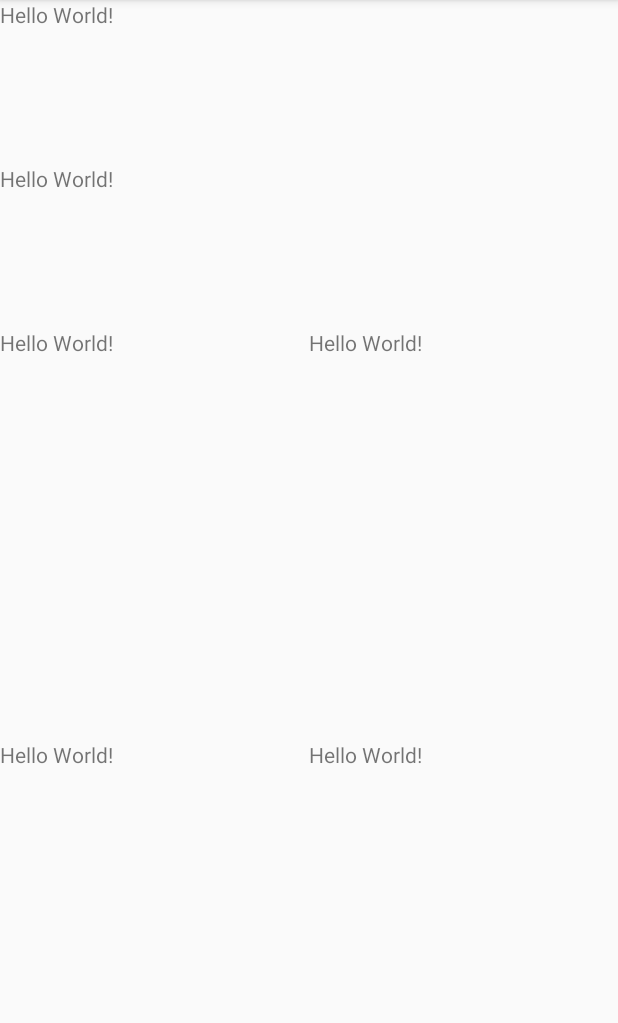
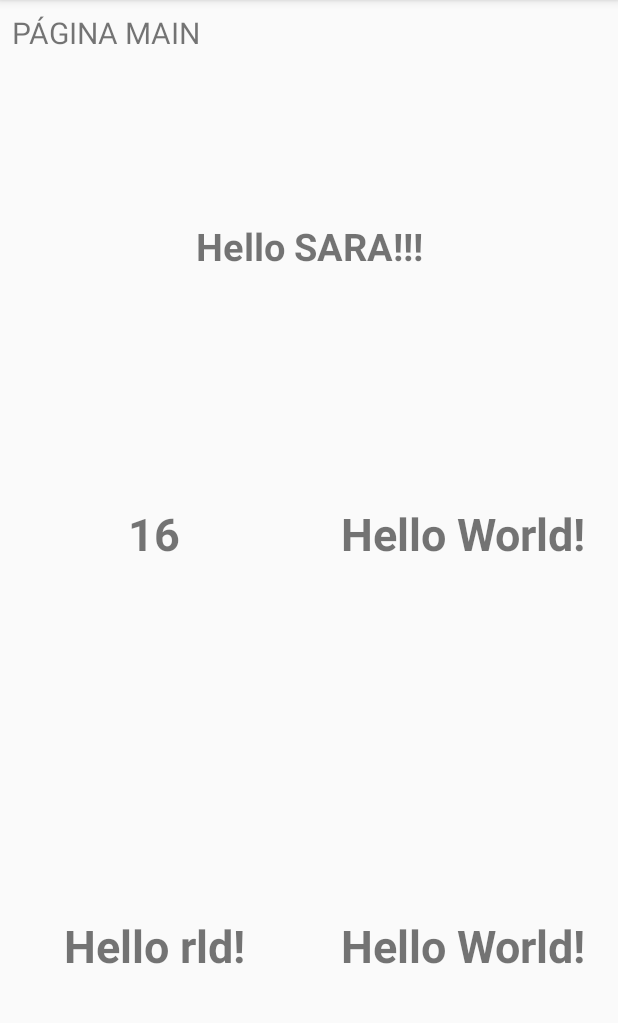
Before and after one commit to sasaCas/AppPARA, an Android app: the screen it shows after launch (MainActivity), on a phone screen of 412 x 824 dp, the part 84-1107 px from its top. Run offline under Robolectric (Android 15) with nearby library versions, the phone set to English and light mode, and no system bars.

Commit message:
LayoutMAIN - FINALIZADO

```diff
--- a/app/src/main/res/layout/activity_main.xml
+++ b/app/src/main/res/layout/activity_main.xml
@@ -8,18 +8,6 @@
     tools:context="com.example.mac.apppara.MainActivity">
 
 
-
-    <LinearLayout
-        android:layout_width="match_parent"
-        android:layout_height="0dp"
-        android:layout_weight="1"
-        android:orientation="vertical">
-        <TextView
-            android:layout_width="match_parent"
-            android:layout_height="match_parent"
-            android:text="Hello World!"/>
-    </LinearLayout>
-
     <LinearLayout
         android:layout_width="match_parent"
         android:layout_height="0dp"
@@ -29,7 +17,28 @@
         <TextView
             android:layout_width="match_parent"
             android:layout_height="match_parent"
-            android:text="Hello World!"/>
+            android:textSize="20sp"
+            android:text="PÁGINA MAIN"
+            android:layout_margin="8dp"/>
+
+    </LinearLayout>
+
+    <LinearLayout
+        android:layout_width="match_parent"
+        android:layout_height="0dp"
+        android:layout_weight="1"
+
+        android:orientation="vertical">
+
+        <TextView
+            android:layout_width="match_parent"
+            android:layout_height="match_parent"
+
+            android:text="Hello SARA!!!"
+            android:textStyle="bold"
+            android:gravity="center"
+
+            android:textSize="25sp"/>
 
     </LinearLayout>
 
@@ -46,19 +55,20 @@
             android:orientation="horizontal">
 
             <TextView
+                style="@style/numerosGordos"
                 android:layout_width="0dp"
+                android:layout_height="match_parent"
                 android:layout_weight="1"
-                android:layout_height="match_parent"
-                android:text="Hello World!"/>
+                android:text="16" />
 
             <TextView
+                style="@style/numerosGordos"
                 android:layout_width="0dp"
+                android:layout_height="match_parent"
                 android:layout_weight="1"
-                android:layout_height="match_parent"
-                android:text="Hello World!"/>
+                android:text="Hello World!" />
 
         </LinearLayout>
-
 
 
         <LinearLayout
@@ -68,16 +78,18 @@
             android:orientation="horizontal">
 
             <TextView
+                style="@style/numerosGordos"
                 android:layout_width="0dp"
+                android:layout_height="match_parent"
                 android:layout_weight="1"
-                android:layout_height="match_parent"
-                android:text="Hello World!"/>
+                android:text="Hello rld!" />
 
             <TextView
+                style="@style/numerosGordos"
                 android:layout_width="0dp"
+                android:layout_height="match_parent"
                 android:layout_weight="1"
-                android:layout_height="match_parent"
-                android:text="Hello World!"/>
+                android:text="Hello World!" />
 
         </LinearLayout>
 
--- a/app/src/main/res/values/styles.xml
+++ b/app/src/main/res/values/styles.xml
@@ -8,4 +8,10 @@
         <item name="colorAccent">@color/colorAccent</item>
     </style>
 
+    <style name="numerosGordos">
+        <item name="android:textSize">30sp</item>
+        <item name="android:gravity">center</item>
+        <item name="android:textStyle">bold</item>
+    </style>
+
 </resources>
```
